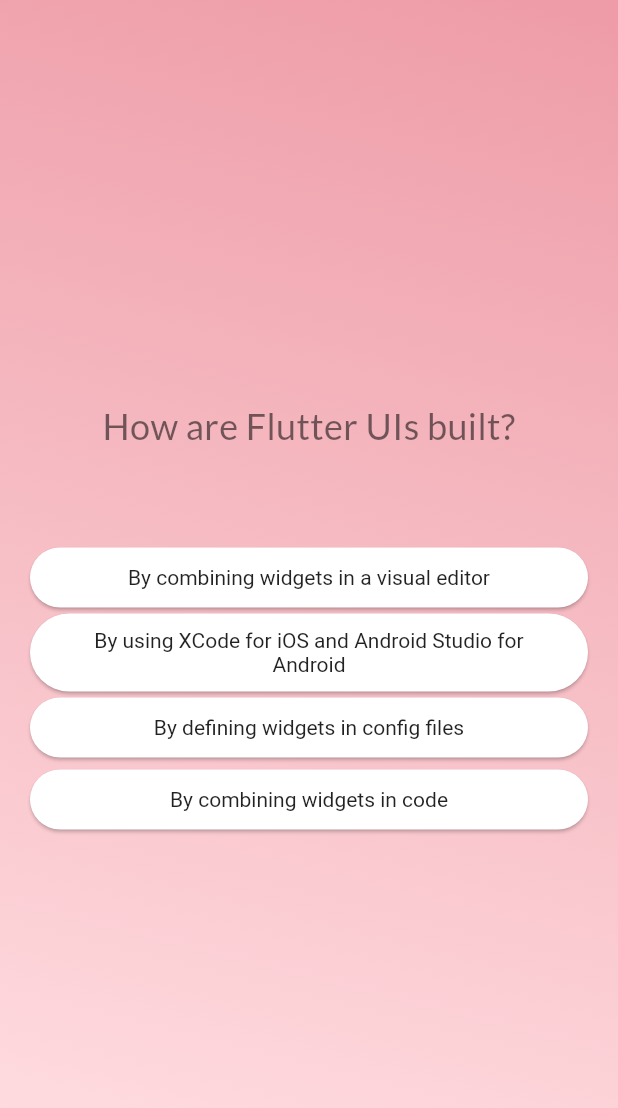
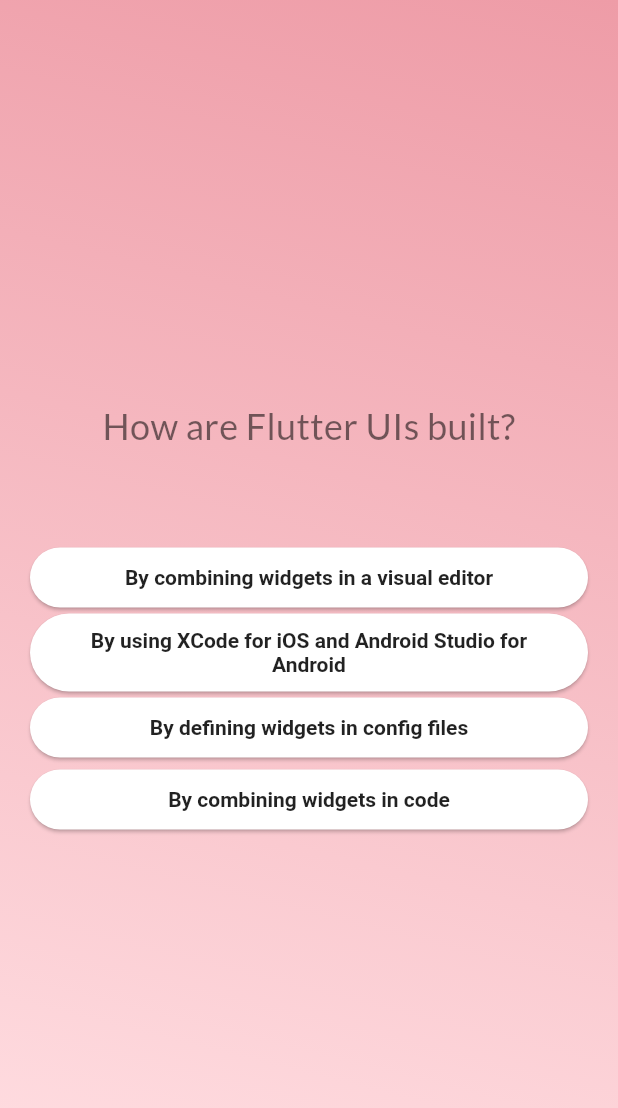
Before and after one commit to e7gx/project_test2, a Flutter app: the screen it shows after launch, after a tap on "Start Quiz", after a tap on "Components", on a phone screen of 412 x 824 dp. Shown: the top 1108 px of the screen. Run offline on Flutter 3.47's test engine with Material 3 defaults, Android fonts, the phone set to English and light mode, and no system bars; our stand-ins replace google_fonts.

Commit message:
debug some problems

```diff
--- a/lib/results_screen.dart
+++ b/lib/results_screen.dart
@@ -1,7 +1,7 @@
 import 'package:flutter/material.dart';
 
 class ResultsScreen extends StatelessWidget {
-  const ResultsScreen({Key? key}) : super(key: key);
+  const ResultsScreen({super.key});
 
   @override
   Widget build(BuildContext context) {
--- a/lib/style/answer_ques_button.dart
+++ b/lib/style/answer_ques_button.dart
@@ -19,9 +19,8 @@
           vertical: 10,
           horizontal: 40,
         ),
-        textStyle: const TextStyle(
-          color: Colors.black,
-        ),
+        textStyle:
+            const TextStyle(color: Colors.black, fontWeight: FontWeight.w600),
         foregroundColor: Colors.black87,
         backgroundColor: Colors.white,
         shape: RoundedRectangleBorder(
```
Also changed, not shown: 1 other file.
